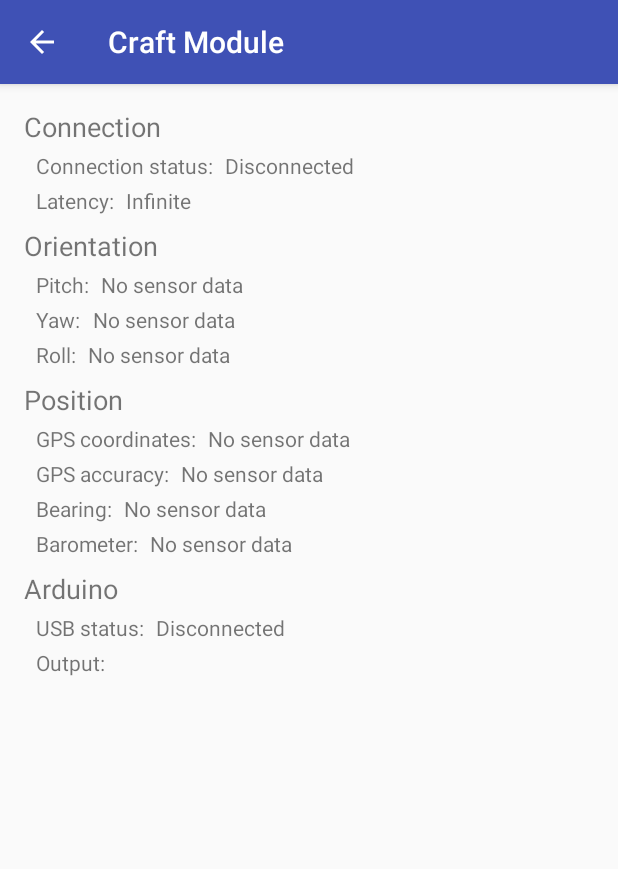
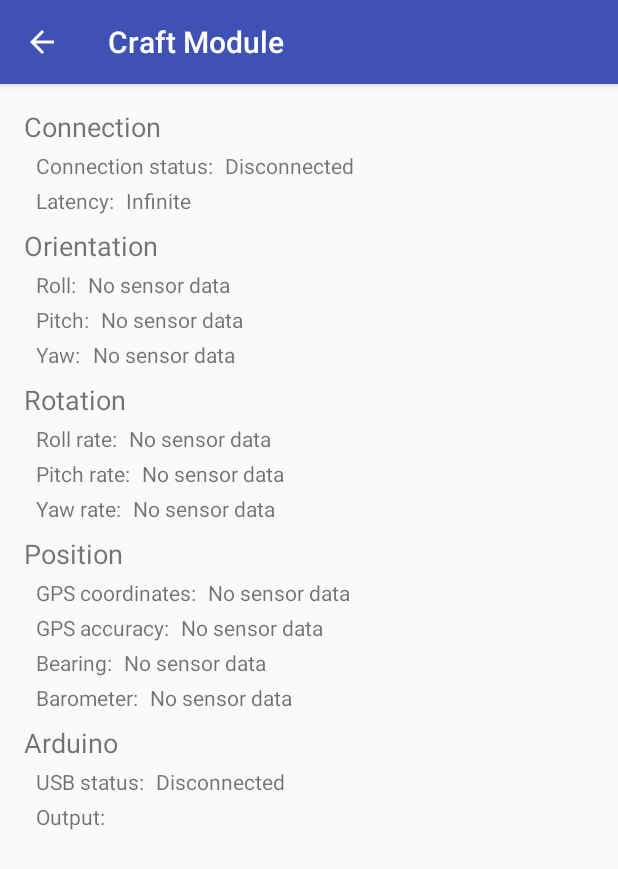
Before and after one commit to beefcheeks/avigate, an Android app: the CraftActivity screen opened directly, with no data from a screen before it, on a phone screen of 412 x 824 dp. Shown: the top 869 px of the screen. Run offline under Robolectric (Android 15) with nearby library versions, the phone set to English and light mode, and no system bars; libraries missing offline, so code that uses them is left out: org.rajawali3d, org.rajawali3d.math.

Commit message:
Start AngularVelocityPacket overhaul - Add rudimentary get rate methods for pitch, roll, and yaw - Update CraftActivity to display angular velocity values (°/sec) - Remove unnecessary service check from CraftActivity

```diff
--- a/app/src/main/java/com/rabidllamastudios/avigate/activities/CraftActivity.java
+++ b/app/src/main/java/com/rabidllamastudios/avigate/activities/CraftActivity.java
@@ -1,7 +1,6 @@
 package com.rabidllamastudios.avigate.activities;
 
 import android.Manifest;
-import android.app.ActivityManager;
 import android.content.BroadcastReceiver;
 import android.content.Context;
 import android.content.Intent;
@@ -15,6 +14,7 @@ import android.widget.TextView;
 
 import com.rabidllamastudios.avigate.R;
 import com.rabidllamastudios.avigate.helpers.PermissionsChecker;
+import com.rabidllamastudios.avigate.models.AngularVelocityPacket;
 import com.rabidllamastudios.avigate.models.ConnectionPacket;
 import com.rabidllamastudios.avigate.models.GPSPacket;
 import com.rabidllamastudios.avigate.models.OrientationPacket;
@@ -32,6 +32,7 @@ public class CraftActivity extends AppCompatActivity {
 
     private static final String CLASS_NAME = CraftActivity.class.getSimpleName();
     private static final String DEGREES = " °";
+    private static final String DEGREES_PER_SECOND = " °/s";
     //TODO adjust sensor rate with latency?
     //Sensor update rate in microseconds
     private static final int SENSOR_UPDATE_RATE = SensorManager.SENSOR_DELAY_UI;
@@ -58,6 +59,7 @@ public class CraftActivity extends AppCompatActivity {
         //Register broadcast receiver for sensor-related intents
         IntentFilter sensorIntentFilter = new IntentFilter();
         sensorIntentFilter.addAction(OrientationPacket.INTENT_ACTION);
+        sensorIntentFilter.addAction(AngularVelocityPacket.INTENT_ACTION);
         sensorIntentFilter.addAction(GPSPacket.INTENT_ACTION);
         sensorIntentFilter.addAction(PressurePacket.INTENT_ACTION);
         registerReceiver(mSensorReceiver, sensorIntentFilter);
@@ -219,7 +221,24 @@ public class CraftActivity extends AppCompatActivity {
                 pitchTV.setText(pitch);
                 yawTV.setText(yaw);
 
+            //If the intent is type AngularVelocityPacket, update corresponding TextView values
+            } else if (intent.getAction().equals(AngularVelocityPacket.INTENT_ACTION)) {
+                TextView rollRateTV = (TextView) findViewById(R.id.tv_craft_value_rate_roll);
+                TextView pitchRateTV = (TextView) findViewById(R.id.tv_craft_value_rate_pitch);
+                TextView yawRateTV = (TextView) findViewById(R.id.tv_craft_value_rate_yaw);
+                AngularVelocityPacket angularVelocityPacket =
+                        new AngularVelocityPacket(intent.getExtras());
                 //yaw and roll switched due to necessary coordinate system transformation
+                String rollRate = String.valueOf(angularVelocityPacket.getCraftRollRate())
+                        + DEGREES_PER_SECOND;
+                String pitchRate = String.valueOf(angularVelocityPacket.getCraftPitchRate())
+                        + DEGREES_PER_SECOND;
+                String yawRate = String.valueOf(angularVelocityPacket.getCraftYawRate())
+                        + DEGREES_PER_SECOND;
+                rollRateTV.setText(rollRate);
+                pitchRateTV.setText(pitchRate);
+                yawRateTV.setText(yawRate);
+
             //If the intent is type GPSPacket, update corresponding TextView values
             } else if (intent.getAction().equals(GPSPacket.INTENT_ACTION)) {
                 TextView gpsCoordinatesTV =
@@ -255,11 +274,9 @@ public class CraftActivity extends AppCompatActivity {
             if (intent.getAction().equals(
                     FlightControlService.INTENT_ACTION_CONFIGURE_FLIGHT_CONTROL_SERVICE)) {
                 Log.i(CLASS_NAME, "FlightControlService start command received");
-                if (!isServiceRunning(FlightControlService.class)) {
-                    intent.setClass(getApplicationContext(), FlightControlService.class);
-                    mFlightControlService = intent;
-                    startService(mFlightControlService);
-                }
+                intent.setClass(getApplicationContext(), FlightControlService.class);
+                mFlightControlService = intent;
+                startService(mFlightControlService);
             }
         }
     };
@@ -296,17 +313,4 @@ public class CraftActivity extends AppCompatActivity {
         }
     };
 
-    //Checks if a given service class is running
-    //Taken from: http://stackoverflow.com/a/5921190
-    private boolean isServiceRunning(Class<?> serviceClass) {
-        ActivityManager manager = (ActivityManager) getSystemService(Context.ACTIVITY_SERVICE);
-        for (ActivityManager.RunningServiceInfo service :
-                manager.getRunningServices(Integer.MAX_VALUE)) {
-            if (serviceClass.getName().equals(service.service.getClassName())) {
-                return true;
-            }
-        }
-        return false;
-    }
-
 }
--- a/app/src/main/java/com/rabidllamastudios/avigate/models/AngularVelocityPacket.java
+++ b/app/src/main/java/com/rabidllamastudios/avigate/models/AngularVelocityPacket.java
@@ -9,6 +9,7 @@ import com.rabidllamastudios.avigate.AvigateApplication;
  * Created by Ryan on 11/19/15.
  * A data model class to communicate angular velocity sensor data
  * For convenience, this class can convert to and between Bundle and Intent
+ * For reference see: http://developer.android.com/reference/android/hardware/SensorEvent.html
  */
 public class AngularVelocityPacket {
     private static final String PACKAGE_NAME = AvigateApplication.class.getPackage().getName();
@@ -49,4 +50,19 @@ public class AngularVelocityPacket {
     public float getZ() {
         return mZ;
     }
+
+    //Returns pitch rate in degrees per second
+    public double getCraftPitchRate() {
+        return Math.toDegrees(mX);
+    }
+
+    //Returns roll rate in degrees per second
+    public double getCraftRollRate() {
+        return Math.toDegrees(mY);
+    }
+
+    //Returns yaw rate in degrees per second
+    public double getCraftYawRate() {
+        return Math.toDegrees(mZ);
+    }
 }
--- a/app/src/main/res/layout/content_craft.xml
+++ b/app/src/main/res/layout/content_craft.xml
@@ -90,6 +90,29 @@
             android:layout_below="@+id/tv_craft_title_orientation"
             android:paddingLeft="8dp"
             android:paddingTop="4dp"
+            android:id="@+id/layout_linear_craft_roll">
+
+            <TextView
+                android:layout_width="wrap_content"
+                android:layout_height="wrap_content"
+                android:text="@string/tv_craft_label_roll"
+                android:id="@+id/tv_craft_label_roll"/>
+
+            <TextView
+                android:layout_width="wrap_content"
+                android:layout_height="wrap_content"
+                android:paddingLeft="8dp"
+                android:text="@string/tv_placeholder_sensor"
+                android:id="@+id/tv_craft_value_roll"/>
+
+        </LinearLayout>
+
+        <LinearLayout
+            android:layout_width="match_parent"
+            android:layout_height="wrap_content"
+            android:layout_below="@+id/layout_linear_craft_roll"
+            android:paddingLeft="8dp"
+            android:paddingTop="4dp"
             android:id="@+id/layout_linear_craft_pitch">
 
             <TextView
@@ -130,26 +153,88 @@
 
         </LinearLayout>
 
+    </RelativeLayout>
+
+    <RelativeLayout
+        android:layout_width="wrap_content"
+        android:layout_height="wrap_content"
+        android:layout_below="@+id/layout_relative_craft_orientation"
+        android:paddingTop="8dp"
+        android:id="@+id/layout_relative_craft_rotation">
+
+        <TextView
+            android:layout_width="wrap_content"
+            android:layout_height="wrap_content"
+            android:textSize="18sp"
+            android:text="@string/tv_craft_title_rotation"
+            android:id="@+id/tv_craft_title_rotation"/>
+
         <LinearLayout
             android:layout_width="match_parent"
             android:layout_height="wrap_content"
-            android:layout_below="@+id/layout_linear_craft_yaw"
+            android:layout_below="@+id/tv_craft_title_rotation"
             android:paddingLeft="8dp"
             android:paddingTop="4dp"
-            android:id="@+id/layout_linear_craft_roll">
+            android:id="@+id/layout_linear_craft_rate_roll">
 
             <TextView
                 android:layout_width="wrap_content"
                 android:layout_height="wrap_content"
-                android:text="@string/tv_craft_label_roll"
-                android:id="@+id/tv_craft_label_roll"/>
+                android:text="@string/tv_craft_label_rate_roll"
+                android:id="@+id/tv_craft_label_rate_roll"/>
 
             <TextView
                 android:layout_width="wrap_content"
                 android:layout_height="wrap_content"
                 android:paddingLeft="8dp"
                 android:text="@string/tv_placeholder_sensor"
-                android:id="@+id/tv_craft_value_roll"/>
+                android:id="@+id/tv_craft_value_rate_roll"/>
+
+        </LinearLayout>
+
+        <LinearLayout
+            android:layout_width="match_parent"
+            android:layout_height="wrap_content"
+            android:layout_below="@+id/layout_linear_craft_rate_roll"
+            android:paddingLeft="8dp"
+            android:paddingTop="4dp"
+            android:id="@+id/layout_linear_craft_rate_pitch">
+
+            <TextView
+                android:layout_width="wrap_content"
+                android:layout_height="wrap_content"
+                android:text="@string/tv_craft_label_rate_pitch"
+                android:id="@+id/tv_craft_label_rate_pitch"/>
+
+            <TextView
+                android:layout_width="wrap_content"
+                android:layout_height="wrap_content"
+                android:paddingLeft="8dp"
+                android:text="@string/tv_placeholder_sensor"
+                android:id="@+id/tv_craft_value_rate_pitch"/>
+
+        </LinearLayout>
+
+        <LinearLayout
+            android:layout_width="match_parent"
+            android:layout_height="wrap_content"
+            android:layout_below="@+id/layout_linear_craft_rate_pitch"
+            android:paddingLeft="8dp"
+            android:paddingTop="4dp"
+            android:id="@+id/layout_linear_craft_rate_yaw">
+
+            <TextView
+                android:layout_width="wrap_content"
+                android:layout_height="wrap_content"
+                android:text="@string/tv_craft_label_rate_yaw"
+                android:id="@+id/tv_craft_label_rate_yaw"/>
+
+            <TextView
+                android:layout_width="wrap_content"
+                android:layout_height="wrap_content"
+                android:paddingLeft="8dp"
+                android:text="@string/tv_placeholder_sensor"
+                android:id="@+id/tv_craft_value_rate_yaw"/>
 
         </LinearLayout>
 
@@ -158,7 +243,7 @@
     <RelativeLayout
         android:layout_width="wrap_content"
         android:layout_height="wrap_content"
-        android:layout_below="@+id/layout_relative_craft_orientation"
+        android:layout_below="@+id/layout_relative_craft_rotation"
         android:paddingTop="8dp"
         android:id="@+id/layout_relative_craft_position">
 
--- a/app/src/main/res/values/strings.xml
+++ b/app/src/main/res/values/strings.xml
@@ -61,6 +61,11 @@
     <string name="tv_craft_label_yaw">Yaw:</string>
     <string name="tv_craft_label_roll">Roll:</string>
 
+    <string name="tv_craft_title_rotation">Rotation</string>
+    <string name="tv_craft_label_rate_pitch">Pitch rate:</string>
+    <string name="tv_craft_label_rate_yaw">Yaw rate:</string>
+    <string name="tv_craft_label_rate_roll">Roll rate:</string>
+
     <string name="tv_craft_title_position">Position</string>
     <string name="tv_craft_label_gps_coordinates">GPS coordinates:</string>
     <string name="tv_craft_label_gps_accuracy">GPS accuracy:</string>
```
